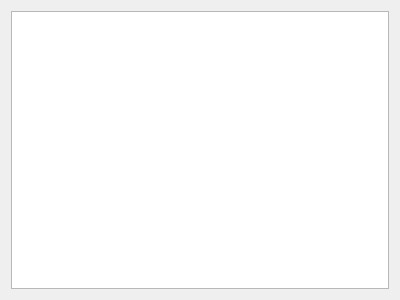
First picture: the form in examples/controller/ui/LogWindowGUI.ui, repository ETCLabs/RDMnet, before the edit.
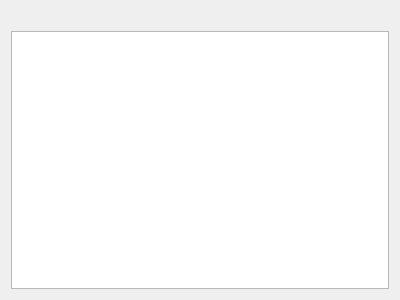
Second picture: the form after the edit.

The edit to the form file:
```diff
--- a/examples/controller/ui/LogWindowGUI.ui
+++ b/examples/controller/ui/LogWindowGUI.ui
@@ -14,6 +14,13 @@
    <string>LogWindowGUI</string>
   </property>
   <layout class="QVBoxLayout" name="verticalLayout">
+   <item>
+    <widget class="QLabel" name="fileWarningLabel">
+     <property name="text">
+      <string/>
+     </property>
+    </widget>
+   </item>
    <item>
     <widget class="QTextEdit" name="outputTextEdit">
      <property name="readOnly">
```
